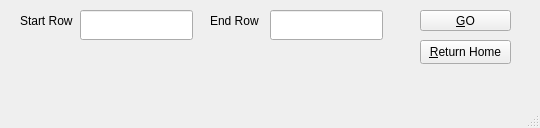
Before: the Qt Designer form articulator.ui in at91322/dteassistant, drawn with Qt 5.
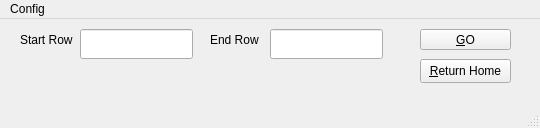
After: the same form once the commit is applied.

Commit message: add username and current term update functionality in menu bar on all windows

Patch:
```diff
--- a/articulator.ui
+++ b/articulator.ui
@@ -111,6 +111,14 @@
      <height>21</height>
     </rect>
    </property>
+   <widget class="QMenu" name="menuConfig">
+    <property name="title">
+     <string>Config</string>
+    </property>
+    <addaction name="actionChange_Username"/>
+    <addaction name="actionChange_Current_Term"/>
+   </widget>
+   <addaction name="menuConfig"/>
   </widget>
   <widget class="QStatusBar" name="statusbar"/>
  </widget>
```
Left out of the diff: 10 changed lines with no effect on the pictures. The commit also changes 19 other files.
